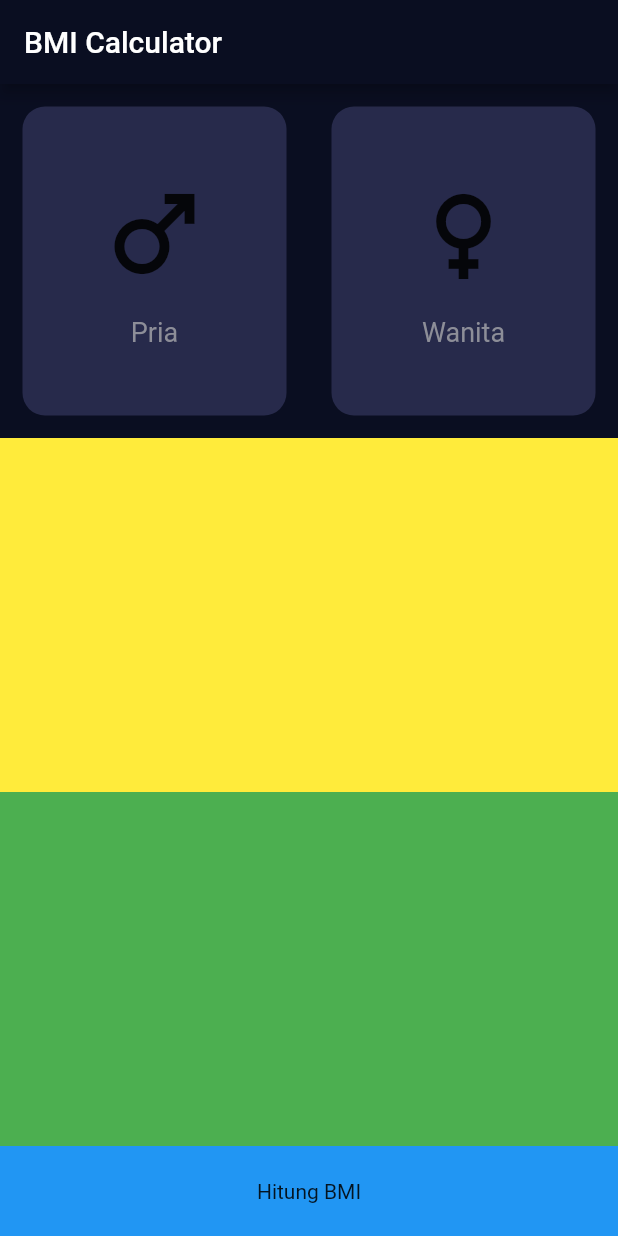
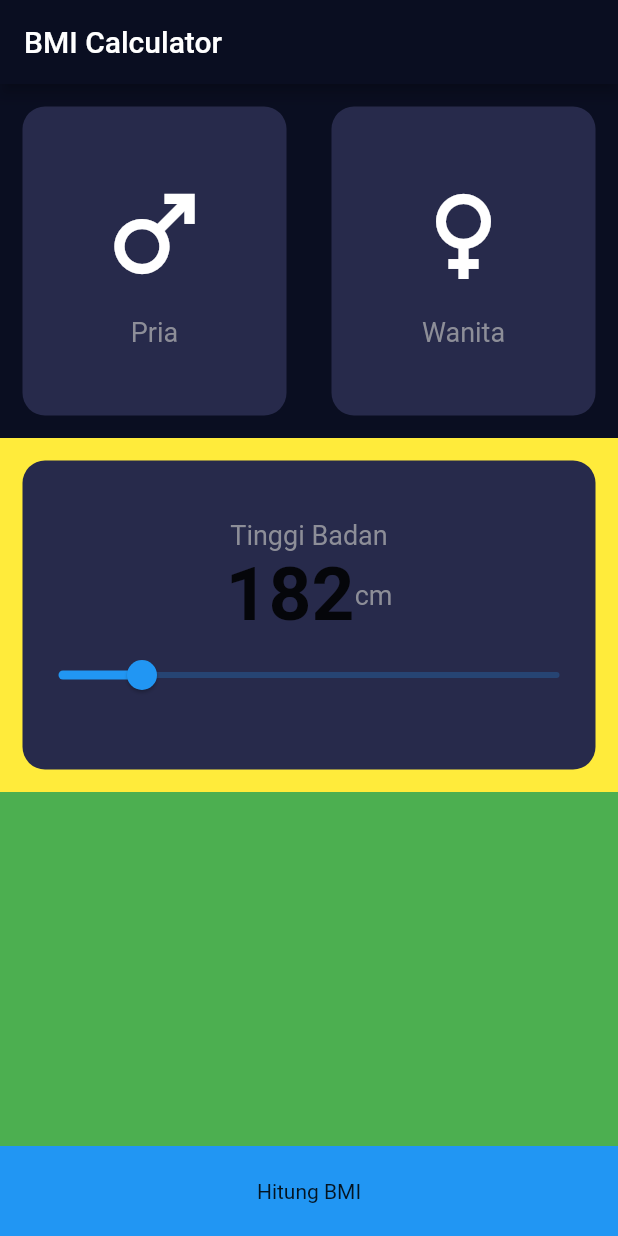
Before and after one commit to ImamHaris/bmiimhar, a Flutter app: the screen it shows after launch, on a phone screen of 412 x 824 dp. Run offline on Flutter 3.47's test engine with Material 2 defaults, Android fonts, the phone set to English and light mode, and no system bars.

Commit message:
merubah label text style

```diff
--- a/lib/constants/constant.dart
+++ b/lib/constants/constant.dart
@@ -1,7 +1,7 @@
 import 'package:flutter/material.dart';
 
 Color primaryColor = Color(0xff0A0E21);
-TextStyle genderTextStyle = TextStyle(
+TextStyle labelTextStyle = TextStyle(
   fontSize: 18,
   color: Color(0xff8d8e98),
 );
--- a/lib/views/bmi_data_screen.dart
+++ b/lib/views/bmi_data_screen.dart
@@ -44,13 +44,48 @@ class _BmiDataScreenState extends State<BmiDataScreen> {
           ),
         ),
         Expanded(
-            child: Container(
-          color: Colors.yellow,
-        )),
+          child: Container(
+            child: BmiCard(
+              child: Column(
+                mainAxisAlignment: MainAxisAlignment.center,
+                children: [
+                  Text(
+                    "Tinggi Badan",
+                    style: labelTextStyle,
+                  ),
+                  Row(
+                    mainAxisAlignment: MainAxisAlignment.center,
+                    children: [
+                      Text(
+                        "182",
+                        style: TextStyle(
+                          fontSize: 50,
+                          fontWeight: FontWeight.bold,
+                        ),
+                      ),
+                      Text(
+                        "cm",
+                        style: labelTextStyle,
+                      ),
+                    ],
+                  ),
+                  Slider(
+                    value: 100,
+                    min: 80,
+                    max: 200,
+                    onChanged: (value) {},
+                  )
+                ],
+              ),
+            ),
+            color: Colors.yellow,
+          ),
+        ),
         Expanded(
-            child: Container(
-          color: Colors.green,
-        )),
+          child: Container(
+            color: Colors.green,
+          ),
+        ),
         GestureDetector(
           onTap: () {
             Navigator.of(context).push(
@@ -109,13 +144,14 @@ class GenderIconText extends StatelessWidget {
         Icon(
           icon,
           size: 80,
+          color: Colors.white,
         ),
         const SizedBox(
           height: 15,
         ),
         Text(
           title,
-          style: genderTextStyle,
+          style: labelTextStyle,
         ),
       ],
     );
```
